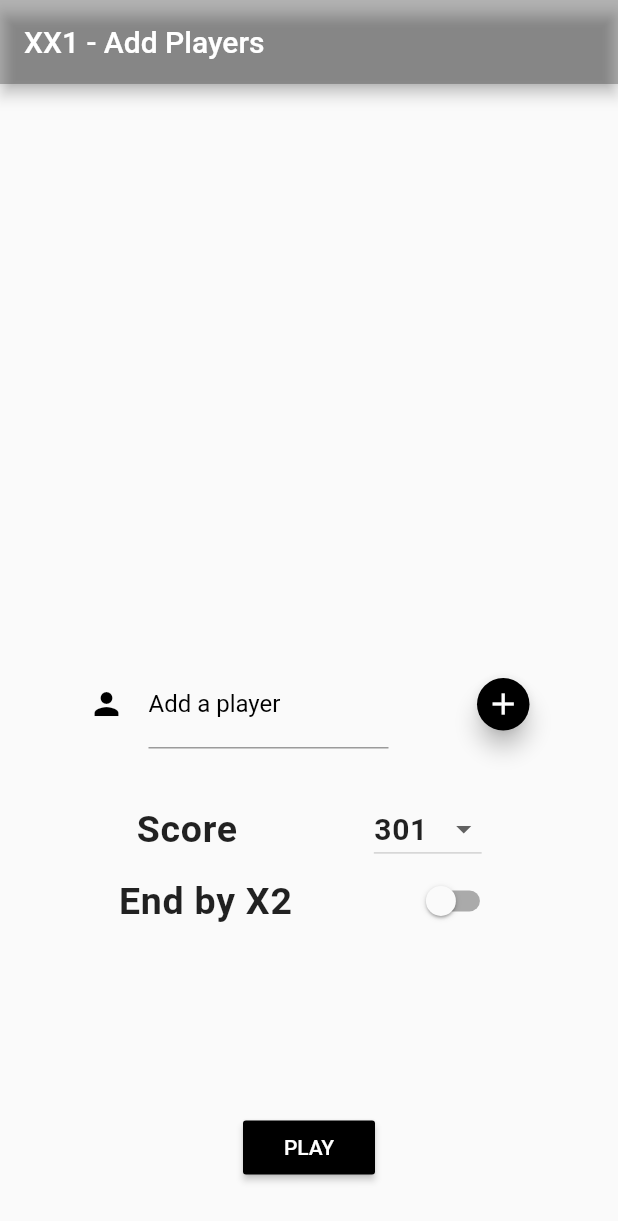
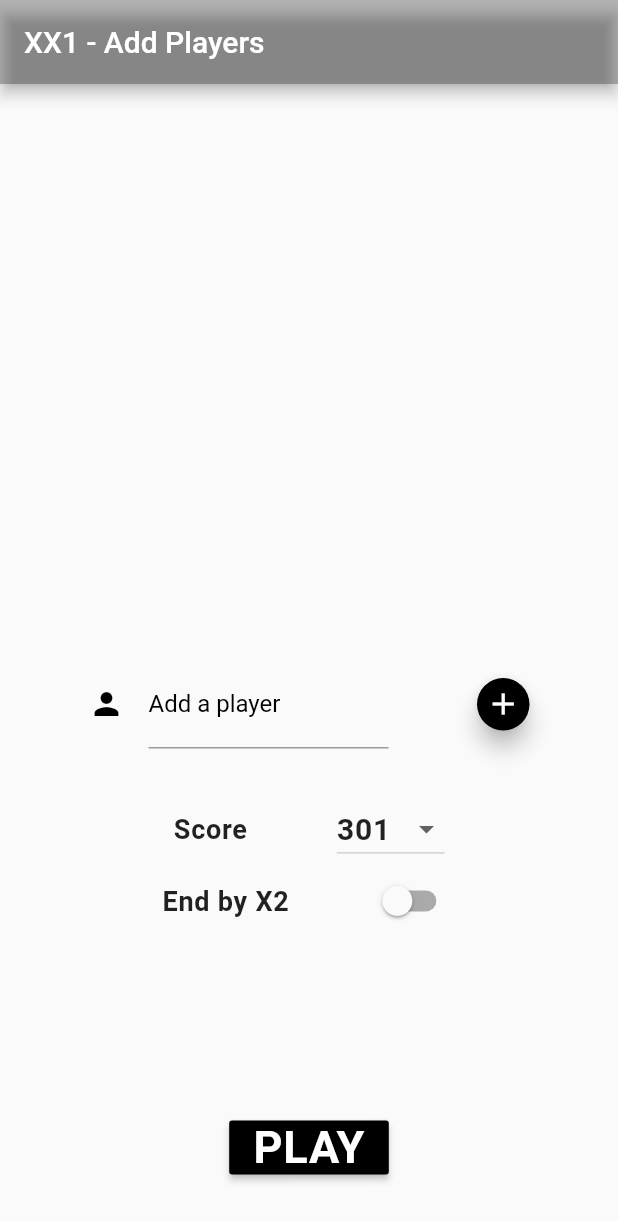
Before and after one commit to maraispierre/dartagnan, a Flutter app: the screen it shows after launch, on a phone screen of 412 x 824 dp. Shown: the top 1221 px of the screen. Run offline on Flutter 3.47's test engine with Material 2 defaults, Android fonts, the light colour scheme and no system bars.

Commit message:
[0.6.0] [ISSUE#10] Design Add player page

```diff
--- a/lib/xx1/pages.dart
+++ b/lib/xx1/pages.dart
@@ -454,6 +454,8 @@ class GameXX1AddPlayerState extends State<GameXX1AddPlayer> {
           ),
           Expanded(
             flex: 3,
+            child: Container(
+              width: 300,
               child: Column(
                 children: <Widget>[
                   Row(
@@ -461,7 +463,7 @@ class GameXX1AddPlayerState extends State<GameXX1AddPlayer> {
                     children: <Widget>[
                       Text('Score',
                         style: TextStyle(
-                        fontSize: 25,
+                          fontSize: 18,
                           fontWeight: FontWeight.w600,
                           fontFamily: 'Roboto',
                           letterSpacing: 0.5,
@@ -492,7 +494,7 @@ class GameXX1AddPlayerState extends State<GameXX1AddPlayer> {
                     children: [
                       Text('End by X2',
                         style: TextStyle(
-                        fontSize: 25,
+                          fontSize: 18,
                           fontWeight: FontWeight.w600,
                           fontFamily: 'Roboto',
                           letterSpacing: 0.5,
@@ -510,6 +512,7 @@ class GameXX1AddPlayerState extends State<GameXX1AddPlayer> {
                 ],
               ),
             ),
+          ),
           Expanded(
             flex: 2,
             child: Center(
@@ -518,6 +521,10 @@ class GameXX1AddPlayerState extends State<GameXX1AddPlayer> {
                 child: Text('PLAY',
                   style: TextStyle(
                     color: Colors.white,
+                    fontSize: 30,
+                    fontWeight: FontWeight.w600,
+                    fontFamily: 'Roboto',
+                    letterSpacing: 0.5,
                   ),
                 ),
                 onPressed: () {
```
Lines whose indentation alone changed are shown as unchanged.
